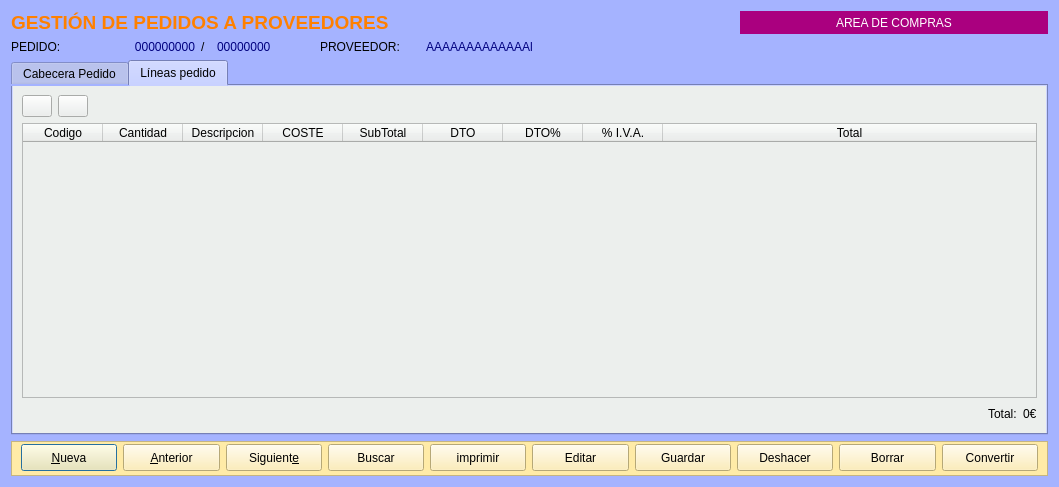
Above: Zona_Compras/frmpedidosproveedor.ui from arcnexus/RedFoX before the change. Below: the same form after it.
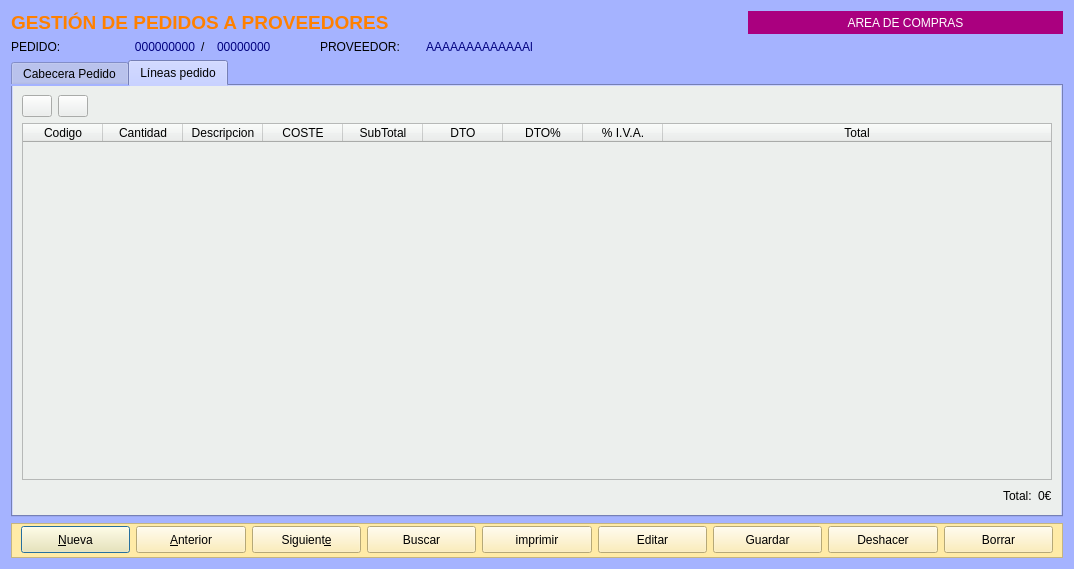
That is the form after the change. The open tabs and pages were chosen to show the change. Icons and pictures are not drawn.

What changed in the file:
```diff
--- a/Zona_Compras/frmpedidosproveedor.ui
+++ b/Zona_Compras/frmpedidosproveedor.ui
@@ -6,8 +6,8 @@
    <rect>
     <x>0</x>
     <y>0</y>
-    <width>1059</width>
-    <height>487</height>
+    <width>1074</width>
+    <height>569</height>
    </rect>
   </property>
   <property name="windowTitle">
@@ -274,25 +274,6 @@
         </property>
        </widget>
       </item>
-      <item>
-       <widget class="QPushButton" name="btn_convertir">
-        <property name="sizePolicy">
-         <sizepolicy hsizetype="Minimum" vsizetype="Fixed">
-          <horstretch>0</horstretch>
-          <verstretch>0</verstretch>
-         </sizepolicy>
-        </property>
-        <property name="minimumSize">
-         <size>
-          <width>0</width>
-          <height>27</height>
-         </size>
-        </property>
-        <property name="text">
-         <string>Convertir</string>
-        </property>
-       </widget>
-      </item>
      </layout>
     </widget>
    </item>
```
Left out of the diff: 4 changed lines with no effect on the pictures.
